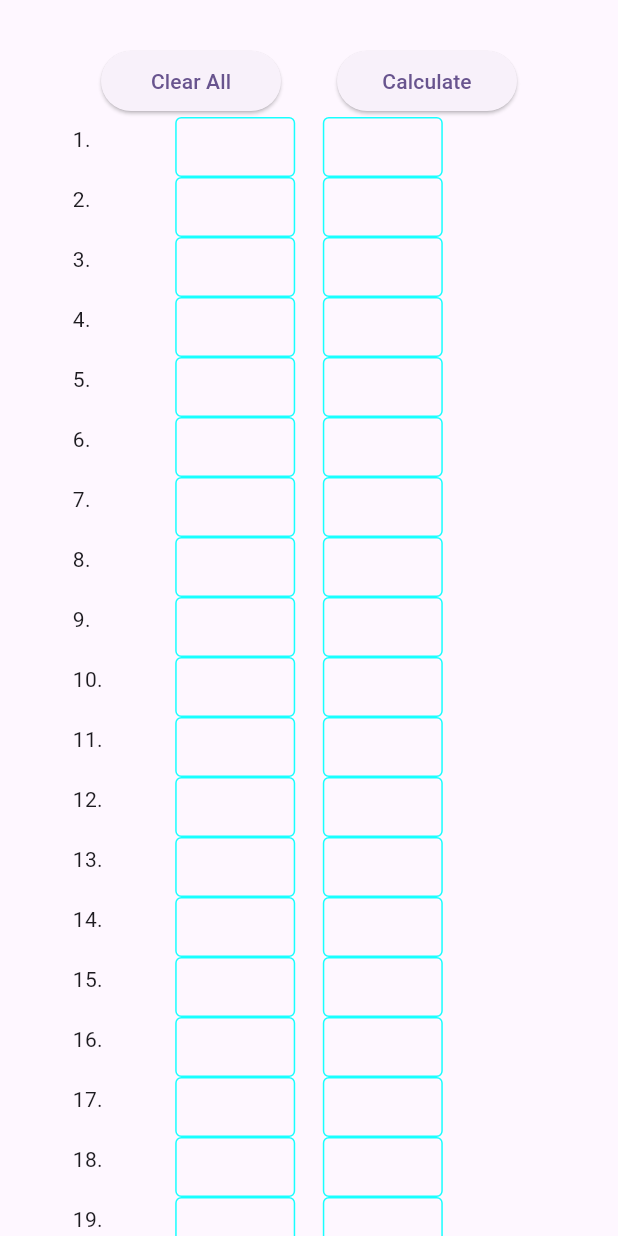
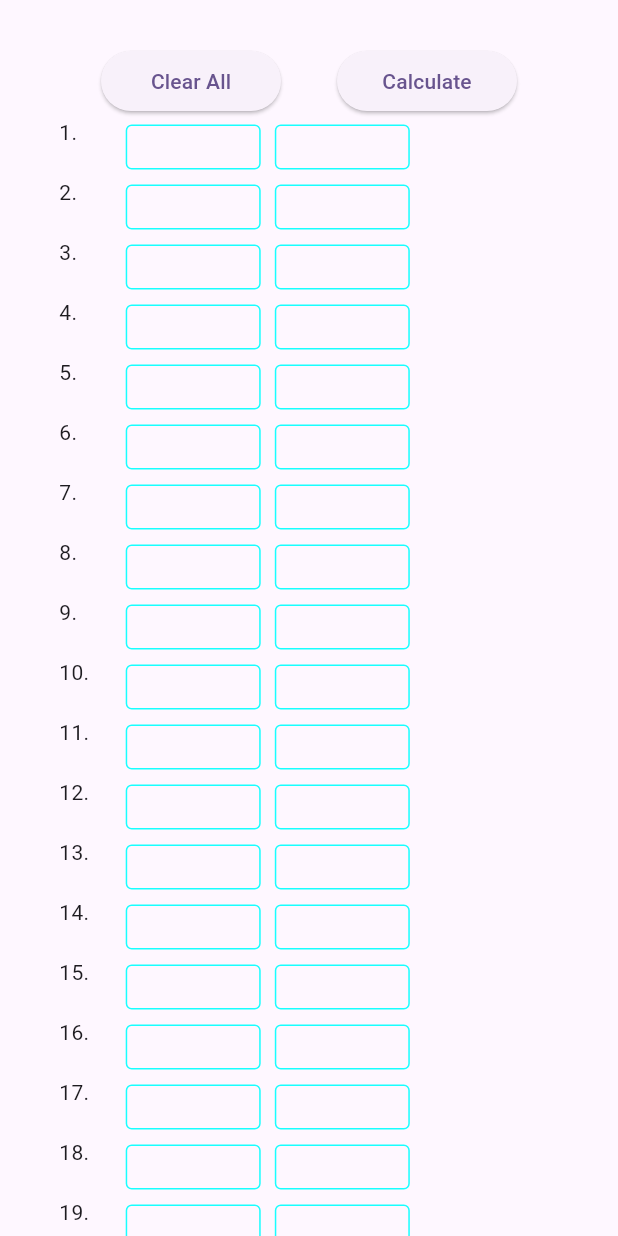
Before and after one commit to thoratharsh/DairyDailyCalculations, a Flutter app: the MyPage4 screen opened directly, on a phone screen of 412 x 824 dp. Run offline on Flutter 3.47's test engine with Material 2 defaults, Android fonts, the light colour scheme and no system bars.

Commit message:
fixed length issue

```diff
--- a/lib/module1.dart
+++ b/lib/module1.dart
@@ -30,8 +30,8 @@ Widget rowInputFieldPage2(
     TextEditingController fieldTextController,
     Function(String value) onchanged) {
   return SizedBox(
-    width: 80,
-    height: 40,
+    width: 90,
+    height: 30,
     child: TextField(
         decoration: InputDecoration(
           labelText: labelText,
@@ -51,8 +51,19 @@ Widget rowInputFieldPage2(
 
 Widget textField(String text, TextAlign textAlign) {
   return SizedBox(
-    width: 70,
-    height: 50,
+    width: 90,
+    height: 30,
+    child: Text(
+      text,
+      textAlign: textAlign,
+    ),
+  );
+}
+
+Widget textFieldColumn1(String text, TextAlign textAlign) {
+  return SizedBox(
+    width: 35,
+    height: 40,
     child: Text(
       text,
       textAlign: textAlign,
@@ -62,7 +73,7 @@ Widget textField(String text, TextAlign textAlign) {
 
 Widget textFieldPage2(String text, TextAlign textAlign) {
   return SizedBox(
-    width: 50,
+    width: 90,
     height: 30,
     child: Text(
       text,
--- a/lib/page4.dart
+++ b/lib/page4.dart
@@ -487,7 +487,7 @@ class _Page4State extends State<MyPage4> {
                     crossAxisAlignment: CrossAxisAlignment.center,
                     mainAxisAlignment: MainAxisAlignment.spaceEvenly,
                     children: [
-                      textFieldPage2('1.', TextAlign.left),
+                      textFieldColumn1('1.', TextAlign.left),
                       rowInputFieldPage2('', controllers[0][0], _setRow1Value1),
                       rowInputFieldPage2('', controllers[0][1], _setRow1Value2),
                       textFieldPage2(rowValues[0][2], TextAlign.right),
@@ -497,7 +497,7 @@ class _Page4State extends State<MyPage4> {
                     crossAxisAlignment: CrossAxisAlignment.center,
                     mainAxisAlignment: MainAxisAlignment.spaceEvenly,
                     children: [
-                      textFieldPage2('2.', TextAlign.left),
+                      textFieldColumn1('2.', TextAlign.left),
                       rowInputFieldPage2('', controllers[1][0], _setRow2Value1),
                       rowInputFieldPage2('', controllers[1][1], _setRow2Value2),
                       textFieldPage2(rowValues[1][2], TextAlign.right),
@@ -507,7 +507,7 @@ class _Page4State extends State<MyPage4> {
                     crossAxisAlignment: CrossAxisAlignment.center,
                     mainAxisAlignment: MainAxisAlignment.spaceEvenly,
                     children: [
-                      textFieldPage2('3.', TextAlign.left),
+                      textFieldColumn1('3.', TextAlign.left),
                       rowInputFieldPage2('', controllers[2][0], _setRow3Value1),
                       rowInputFieldPage2('', controllers[2][1], _setRow3Value2),
                       textFieldPage2(rowValues[2][2], TextAlign.right),
@@ -517,7 +517,7 @@ class _Page4State extends State<MyPage4> {
                     crossAxisAlignment: CrossAxisAlignment.center,
                     mainAxisAlignment: MainAxisAlignment.spaceEvenly,
                     children: [
-                      textFieldPage2('4.', TextAlign.left),
+                      textFieldColumn1('4.', TextAlign.left),
                       rowInputFieldPage2('', controllers[3][0], _setRow4Value1),
                       rowInputFieldPage2('', controllers[3][1], _setRow4Value2),
                       textFieldPage2(rowValues[3][2], TextAlign.right),
@@ -527,7 +527,7 @@ class _Page4State extends State<MyPage4> {
                     crossAxisAlignment: CrossAxisAlignment.center,
                     mainAxisAlignment: MainAxisAlignment.spaceEvenly,
                     children: [
-                      textFieldPage2('5.', TextAlign.left),
+                      textFieldColumn1('5.', TextAlign.left),
                       rowInputFieldPage2('', controllers[4][0], _setRow5Value1),
                       rowInputFieldPage2('', controllers[4][1], _setRow5Value2),
                       textFieldPage2(rowValues[4][2], TextAlign.right),
@@ -537,7 +537,7 @@ class _Page4State extends State<MyPage4> {
                     crossAxisAlignment: CrossAxisAlignment.center,
                     mainAxisAlignment: MainAxisAlignment.spaceEvenly,
                     children: [
-                      textFieldPage2('6.', TextAlign.left),
+                      textFieldColumn1('6.', TextAlign.left),
                       rowInputFieldPage2('', controllers[5][0], _setRow6Value1),
                       rowInputFieldPage2('', controllers[5][1], _setRow6Value2),
                       textFieldPage2(rowValues[5][2], TextAlign.right),
@@ -547,7 +547,7 @@ class _Page4State extends State<MyPage4> {
                     crossAxisAlignment: CrossAxisAlignment.center,
                     mainAxisAlignment: MainAxisAlignment.spaceEvenly,
                     children: [
-                      textFieldPage2('7.', TextAlign.left),
+                      textFieldColumn1('7.', TextAlign.left),
                       rowInputFieldPage2('', controllers[6][0], _setRow7Value1),
                       rowInputFieldPage2('', controllers[6][1], _setRow7Value2),
                       textFieldPage2(rowValues[6][2], TextAlign.right),
@@ -557,7 +557,7 @@ class _Page4State extends State<MyPage4> {
                     crossAxisAlignment: CrossAxisAlignment.center,
                     mainAxisAlignment: MainAxisAlignment.spaceEvenly,
                     children: [
-                      textFieldPage2('8.', TextAlign.left),
+                      textFieldColumn1('8.', TextAlign.left),
                       rowInputFieldPage2('', controllers[7][0], _setRow8Value1),
                       rowInputFieldPage2('', controllers[7][1], _setRow8Value2),
                       textFieldPage2(rowValues[7][2], TextAlign.right),
@@ -567,7 +567,7 @@ class _Page4State extends State<MyPage4> {
                     crossAxisAlignment: CrossAxisAlignment.center,
                     mainAxisAlignment: MainAxisAlignment.spaceEvenly,
                     children: [
-                      textFieldPage2('9.', TextAlign.left),
+                      textFieldColumn1('9.', TextAlign.left),
                       rowInputFieldPage2('', controllers[8][0], _setRow9Value1),
                       rowInputFieldPage2('', controllers[8][1], _setRow9Value2),
                       textFieldPage2(rowValues[8][2], TextAlign.right),
@@ -577,7 +577,7 @@ class _Page4State extends State<MyPage4> {
                     crossAxisAlignment: CrossAxisAlignment.center,
                     mainAxisAlignment: MainAxisAlignment.spaceEvenly,
                     children: [
-                      textFieldPage2('10.', TextAlign.left),
+                      textFieldColumn1('10.', TextAlign.left),
                       rowInputFieldPage2(
                           '', controllers[9][0], _setRow10Value1),
                       rowInputFieldPage2(
@@ -589,7 +589,7 @@ class _Page4State extends State<MyPage4> {
                     crossAxisAlignment: CrossAxisAlignment.center,
                     mainAxisAlignment: MainAxisAlignment.spaceEvenly,
                     children: [
-                      textFieldPage2('11.', TextAlign.left),
+                      textFieldColumn1('11.', TextAlign.left),
                       rowInputFieldPage2(
                           '', controllers[10][0], _setRow11Value1),
                       rowInputFieldPage2(
@@ -601,7 +601,7 @@ class _Page4State extends State<MyPage4> {
                     crossAxisAlignment: CrossAxisAlignment.center,
                     mainAxisAlignment: MainAxisAlignment.spaceEvenly,
                     children: [
-                      textFieldPage2('12.', TextAlign.left),
+                      textFieldColumn1('12.', TextAlign.left),
                       rowInputFieldPage2(
                           '', controllers[11][0], _setRow12Value1),
                       rowInputFieldPage2(
@@ -613,7 +613,7 @@ class _Page4State extends State<MyPage4> {
                     crossAxisAlignment: CrossAxisAlignment.center,
                     mainAxisAlignment: MainAxisAlignment.spaceEvenly,
                     children: [
-                      textFieldPage2('13.', TextAlign.left),
+                      textFieldColumn1('13.', TextAlign.left),
                       rowInputFieldPage2(
                           '', controllers[12][0], _setRow13Value1),
                       rowInputFieldPage2(
@@ -625,7 +625,7 @@ class _Page4State extends State<MyPage4> {
                     crossAxisAlignment: CrossAxisAlignment.center,
                     mainAxisAlignment: MainAxisAlignment.spaceEvenly,
                     children: [
-                      textFieldPage2('14.', TextAlign.left),
+                      textFieldColumn1('14.', TextAlign.left),
                       rowInputFieldPage2(
                           '', controllers[13][0], _setRow14Value1),
                       rowInputFieldPage2(
@@ -637,7 +637,7 @@ class _Page4State extends State<MyPage4> {
                     crossAxisAlignment: CrossAxisAlignment.center,
                     mainAxisAlignment: MainAxisAlignment.spaceEvenly,
                     children: [
-                      textFieldPage2('15.', TextAlign.left),
+                      textFieldColumn1('15.', TextAlign.left),
                       rowInputFieldPage2(
                           '', controllers[14][0], _setRow15Value1),
                       rowInputFieldPage2(
@@ -649,7 +649,7 @@ class _Page4State extends State<MyPage4> {
                     crossAxisAlignment: CrossAxisAlignment.center,
                     mainAxisAlignment: MainAxisAlignment.spaceEvenly,
                     children: [
-                      textFieldPage2('16.', TextAlign.left),
+                      textFieldColumn1('16.', TextAlign.left),
                       rowInputFieldPage2(
                           '', controllers[15][0], _setRow16Value1),
                       rowInputFieldPage2(
@@ -661,7 +661,7 @@ class _Page4State extends State<MyPage4> {
                     crossAxisAlignment: CrossAxisAlignment.center,
                     mainAxisAlignment: MainAxisAlignment.spaceEvenly,
                     children: [
-                      textFieldPage2('17.', TextAlign.left),
+                      textFieldColumn1('17.', TextAlign.left),
                       rowInputFieldPage2(
                           '', controllers[16][0], _setRow17Value1),
                       rowInputFieldPage2(
@@ -673,7 +673,7 @@ class _Page4State extends State<MyPage4> {
                     crossAxisAlignment: CrossAxisAlignment.center,
                     mainAxisAlignment: MainAxisAlignment.spaceEvenly,
                     children: [
-                      textFieldPage2('18.', TextAlign.left),
+                      textFieldColumn1('18.', TextAlign.left),
                       rowInputFieldPage2(
                           '', controllers[17][0], _setRow18Value1),
                       rowInputFieldPage2(
@@ -685,7 +685,7 @@ class _Page4State extends State<MyPage4> {
                     crossAxisAlignment: CrossAxisAlignment.center,
                     mainAxisAlignment: MainAxisAlignment.spaceEvenly,
                     children: [
-                      textFieldPage2('19.', TextAlign.left),
+                      textFieldColumn1('19.', TextAlign.left),
                       rowInputFieldPage2(
                           '', controllers[18][0], _setRow19Value1),
                       rowInputFieldPage2(
@@ -697,7 +697,7 @@ class _Page4State extends State<MyPage4> {
                     crossAxisAlignment: CrossAxisAlignment.center,
                     mainAxisAlignment: MainAxisAlignment.spaceEvenly,
                     children: [
-                      textFieldPage2('20.', TextAlign.left),
+                      textFieldColumn1('20.', TextAlign.left),
                       rowInputFieldPage2(
                           '', controllers[19][0], _setRow20Value1),
                       rowInputFieldPage2(
@@ -709,7 +709,7 @@ class _Page4State extends State<MyPage4> {
                     crossAxisAlignment: CrossAxisAlignment.center,
                     mainAxisAlignment: MainAxisAlignment.spaceEvenly,
                     children: [
-                      textFieldPage2('21.', TextAlign.left),
+                      textFieldColumn1('21.', TextAlign.left),
                       rowInputFieldPage2(
                           '', controllers[20][0], _setRow21Value1),
                       rowInputFieldPage2(
@@ -721,7 +721,7 @@ class _Page4State extends State<MyPage4> {
                     crossAxisAlignment: CrossAxisAlignment.center,
                     mainAxisAlignment: MainAxisAlignment.spaceEvenly,
                     children: [
-                      textFieldPage2('22.', TextAlign.left),
+                      textFieldColumn1('22.', TextAlign.left),
                       rowInputFieldPage2(
                           '', controllers[21][0], _setRow22Value1),
                       rowInputFieldPage2(
@@ -733,7 +733,7 @@ class _Page4State extends State<MyPage4> {
                     crossAxisAlignment: CrossAxisAlignment.center,
                     mainAxisAlignment: MainAxisAlignment.spaceEvenly,
                     children: [
-                      textFieldPage2('23.', TextAlign.left),
+                      textFieldColumn1('23.', TextAlign.left),
                       rowInputFieldPage2(
                           '', controllers[22][0], _setRow23Value1),
                       rowInputFieldPage2(
@@ -745,7 +745,7 @@ class _Page4State extends State<MyPage4> {
                     crossAxisAlignment: CrossAxisAlignment.center,
                     mainAxisAlignment: MainAxisAlignment.spaceEvenly,
                     children: [
-                      textFieldPage2('24.', TextAlign.left),
+                      textFieldColumn1('24.', TextAlign.left),
                       rowInputFieldPage2(
                           '', controllers[23][0], _setRow24Value1),
                       rowInputFieldPage2(
@@ -757,7 +757,7 @@ class _Page4State extends State<MyPage4> {
                     crossAxisAlignment: CrossAxisAlignment.center,
                     mainAxisAlignment: MainAxisAlignment.spaceEvenly,
                     children: [
-                      textFieldPage2('25.', TextAlign.left),
+                      textFieldColumn1('25.', TextAlign.left),
                       rowInputFieldPage2(
                           '', controllers[24][0], _setRow25Value1),
                       rowInputFieldPage2(
@@ -769,7 +769,7 @@ class _Page4State extends State<MyPage4> {
                     crossAxisAlignment: CrossAxisAlignment.center,
                     mainAxisAlignment: MainAxisAlignment.spaceEvenly,
                     children: [
-                      textFieldPage2('26.', TextAlign.left),
+                      textFieldColumn1('26.', TextAlign.left),
                       rowInputFieldPage2(
                           '', controllers[25][0], _setRow26Value1),
                       rowInputFieldPage2(
@@ -781,7 +781,7 @@ class _Page4State extends State<MyPage4> {
                     crossAxisAlignment: CrossAxisAlignment.center,
                     mainAxisAlignment: MainAxisAlignment.spaceEvenly,
                     children: [
-                      textFieldPage2('27.', TextAlign.left),
+                      textFieldColumn1('27.', TextAlign.left),
                       rowInputFieldPage2(
                           '', controllers[26][0], _setRow27Value1),
                       rowInputFieldPage2(
@@ -793,7 +793,7 @@ class _Page4State extends State<MyPage4> {
                     crossAxisAlignment: CrossAxisAlignment.center,
                     mainAxisAlignment: MainAxisAlignment.spaceEvenly,
                     children: [
-                      textFieldPage2('28.', TextAlign.left),
+                      textFieldColumn1('28.', TextAlign.left),
                       rowInputFieldPage2(
                           '', controllers[27][0], _setRow28Value1),
                       rowInputFieldPage2(
@@ -805,7 +805,7 @@ class _Page4State extends State<MyPage4> {
                     crossAxisAlignment: CrossAxisAlignment.center,
                     mainAxisAlignment: MainAxisAlignment.spaceEvenly,
                     children: [
-                      textFieldPage2('29.', TextAlign.left),
+                      textFieldColumn1('29.', TextAlign.left),
                       rowInputFieldPage2(
                           '', controllers[28][0], _setRow29Value1),
                       rowInputFieldPage2(
@@ -817,7 +817,7 @@ class _Page4State extends State<MyPage4> {
                     crossAxisAlignment: CrossAxisAlignment.center,
                     mainAxisAlignment: MainAxisAlignment.spaceEvenly,
                     children: [
-                      textFieldPage2('30.', TextAlign.left),
+                      textFieldColumn1('30.', TextAlign.left),
                       rowInputFieldPage2(
                           '', controllers[29][0], _setRow30Value1),
                       rowInputFieldPage2(
@@ -829,7 +829,7 @@ class _Page4State extends State<MyPage4> {
                     crossAxisAlignment: CrossAxisAlignment.center,
                     mainAxisAlignment: MainAxisAlignment.spaceEvenly,
                     children: [
-                      textFieldPage2('31.', TextAlign.left),
+                      textFieldColumn1('31.', TextAlign.left),
                       rowInputFieldPage2(
                           '', controllers[30][0], _setRow31Value1),
                       rowInputFieldPage2(
@@ -841,7 +841,7 @@ class _Page4State extends State<MyPage4> {
                     crossAxisAlignment: CrossAxisAlignment.center,
                     mainAxisAlignment: MainAxisAlignment.spaceEvenly,
                     children: [
-                      textFieldPage2('32.', TextAlign.left),
+                      textFieldColumn1('32.', TextAlign.left),
                       rowInputFieldPage2(
                           '', controllers[31][0], _setRow32Value1),
                       rowInputFieldPage2(
@@ -853,7 +853,7 @@ class _Page4State extends State<MyPage4> {
                     crossAxisAlignment: CrossAxisAlignment.center,
                     mainAxisAlignment: MainAxisAlignment.spaceEvenly,
                     children: [
-                      textFieldPage2('33.', TextAlign.left),
+                      textFieldColumn1('33.', TextAlign.left),
                       rowInputFieldPage2(
                           '', controllers[32][0], _setRow33Value1),
                       rowInputFieldPage2(
@@ -865,7 +865,7 @@ class _Page4State extends State<MyPage4> {
                     crossAxisAlignment: CrossAxisAlignment.center,
                     mainAxisAlignment: MainAxisAlignment.spaceEvenly,
                     children: [
-                      textField('Total', TextAlign.left),
+                      textFieldColumn1('Total', TextAlign.left),
                       textField(rowValues[33][0], TextAlign.left),
                       textField('', TextAlign.center),
                       textField(rowValues[33][2], TextAlign.right),
```
Also changed, not shown: lib/page2.dart (+41 -11 lines).
